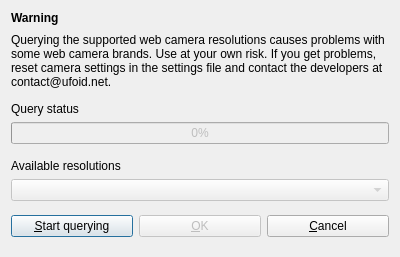
Before: the Qt Designer form src/cameraresolutiondialog.ui in UFOID/UFO-Detector, drawn with Qt 5.
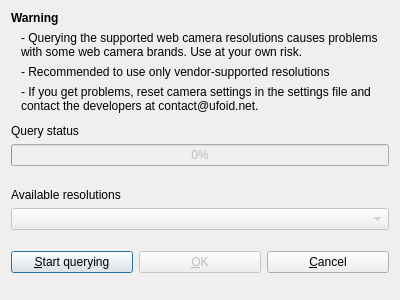
After: the same form once the commit is applied.

Commit message: Camera resolution dialog using query via Camera class: shows previous results

What changed in the file:
```diff
--- a/src/cameraresolutiondialog.ui
+++ b/src/cameraresolutiondialog.ui
@@ -7,19 +7,19 @@
     <x>0</x>
     <y>0</y>
     <width>400</width>
-    <height>257</height>
+    <height>300</height>
    </rect>
   </property>
   <property name="minimumSize">
    <size>
     <width>400</width>
-    <height>0</height>
+    <height>300</height>
    </size>
   </property>
   <property name="maximumSize">
    <size>
     <width>450</width>
-    <height>300</height>
+    <height>350</height>
    </size>
   </property>
   <property name="windowTitle">
@@ -30,7 +30,7 @@
   </property>
   <layout class="QVBoxLayout" name="verticalLayout">
    <item>
-    <layout class="QVBoxLayout" name="verticalLayout_2" stretch="1,2">
+    <layout class="QVBoxLayout" name="verticalLayout_2" stretch="1,2,2,2">
      <property name="bottomMargin">
       <number>5</number>
      </property>
@@ -49,23 +49,58 @@
      </item>
      <item>
       <widget class="QLabel" name="label">
-       <property name="sizePolicy">
-        <sizepolicy hsizetype="Preferred" vsizetype="Preferred">
-         <horstretch>0</horstretch>
-         <verstretch>0</verstretch>
-        </sizepolicy>
+       <property name="minimumSize">
+        <size>
+         <width>0</width>
+         <height>20</height>
+        </size>
        </property>
+       <property name="text">
+        <string>- Querying the supported web camera resolutions causes problems with some web camera brands. Use at your own risk.</string>
+       </property>
+       <property name="wordWrap">
+        <bool>true</bool>
+       </property>
+       <property name="indent">
+        <number>10</number>
+       </property>
+      </widget>
+     </item>
+     <item>
+      <widget class="QLabel" name="label_6">
        <property name="minimumSize">
         <size>
          <width>0</width>
-         <height>60</height>
+         <height>10</height>
         </size>
        </property>
        <property name="text">
-        <string>Querying the supported web camera resolutions causes problems with some web camera brands. Use at your own risk. If you get problems, reset camera settings in the settings file and contact the developers at contact@ufoid.net.</string>
+        <string>- Recommended to use only vendor-supported resolutions</string>
        </property>
        <property name="wordWrap">
         <bool>true</bool>
+       </property>
+       <property name="indent">
+        <number>10</number>
+       </property>
+      </widget>
+     </item>
+     <item>
+      <widget class="QLabel" name="label_5">
+       <property name="minimumSize">
+        <size>
+         <width>0</width>
+         <height>20</height>
+        </size>
+       </property>
+       <property name="text">
+        <string>- If you get problems, reset camera settings in the settings file and contact the developers at contact@ufoid.net.</string>
+       </property>
+       <property name="wordWrap">
+        <bool>true</bool>
+       </property>
+       <property name="indent">
+        <number>10</number>
        </property>
       </widget>
      </item>
```
The commit also changes 2 other files.
